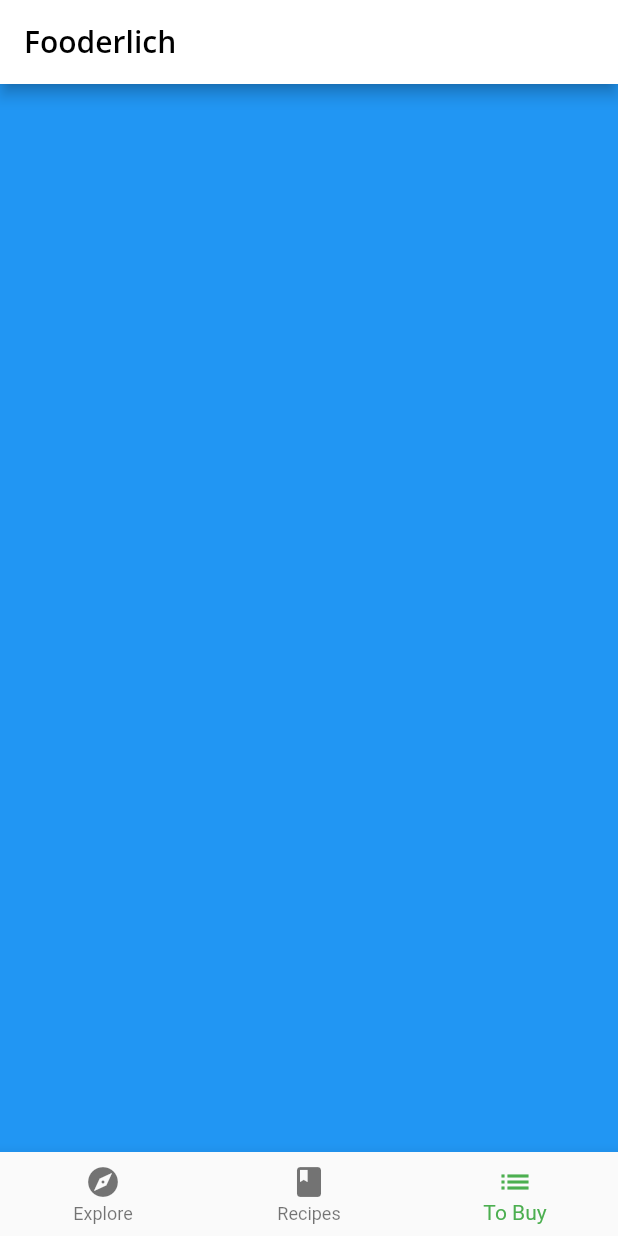
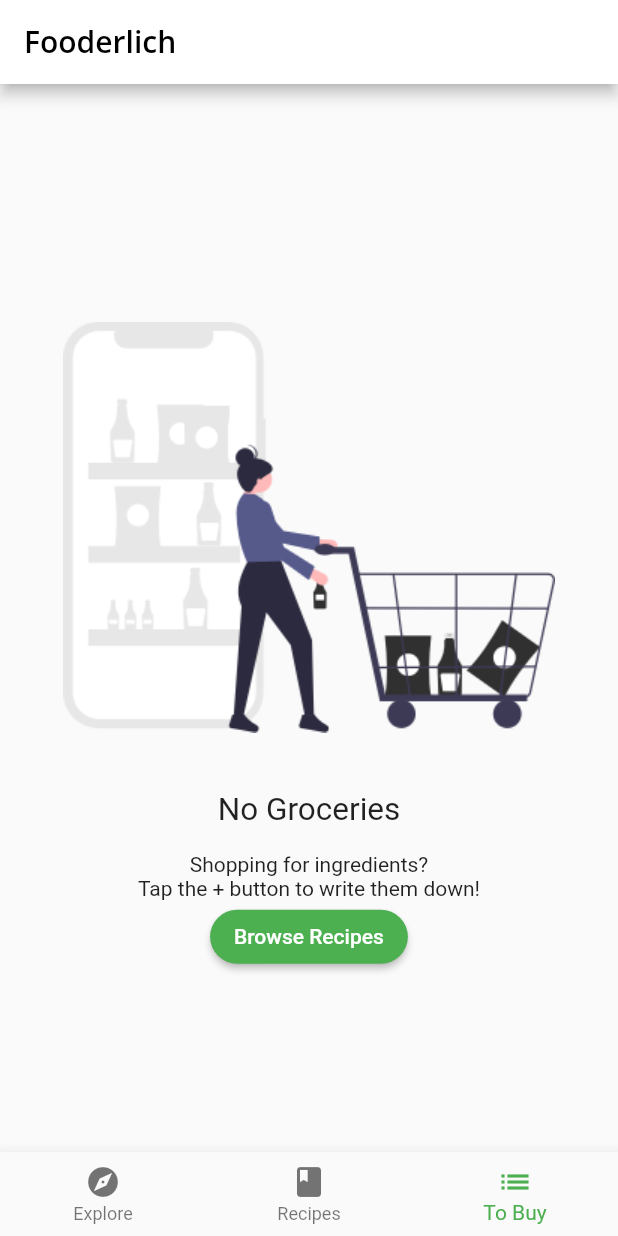
Before and after one commit to xsadra/Flutter-Apprentice, a Flutter app: the screen it shows after launch, item 3 of the bottom bar chosen, on a phone screen of 412 x 824 dp. Run offline on Flutter 3.47's test engine with Material 2 defaults, Android fonts, the phone set to English and light mode, and no system bars; our stand-ins replace google_fonts.

Commit message:
II-6.5-Switching tabs

```diff
--- a/fooderlich/lib/api/mock_fooderlich_service.dart
+++ b/fooderlich/lib/api/mock_fooderlich_service.dart
@@ -17,7 +17,7 @@
   // Get sample explore recipes json to display in ui
   Future<List<ExploreRecipe>> _getTodayRecipes() async {
     // Simulate api request wait time
-    await Future.delayed(const Duration(milliseconds: 1000));
+    await Future.delayed(const Duration(milliseconds: 500));
     // Load json from file system
     final dataString =
         await _loadAsset('assets/sample_data/sample_explore_recipes.json');
@@ -39,7 +39,7 @@
   // Get the sample friend json posts to display in ui
   Future<List<Post>> _getFriendFeed() async {
     // Simulate api request wait time
-    await Future.delayed(const Duration(milliseconds: 1000));
+    await Future.delayed(const Duration(milliseconds: 500));
     // Load json from file system
     final dataString =
         await _loadAsset('assets/sample_data/sample_friends_feed.json');
@@ -61,7 +61,7 @@
   // Get the sample recipe json to display in ui
   Future<List<SimpleRecipe>> getRecipes() async {
     // Simulate api request wait time
-    await Future.delayed(const Duration(milliseconds: 1000));
+    await Future.delayed(const Duration(milliseconds: 500));
     // Load json from file system
     final dataString =
         await _loadAsset('assets/sample_data/sample_recipes.json');
--- a/fooderlich/lib/home.dart
+++ b/fooderlich/lib/home.dart
@@ -1,6 +1,7 @@
 import 'package:flutter/material.dart';
 
 import 'screens/explore_screen.dart';
+import 'screens/grocery_screen.dart';
 import 'screens/recipes_screen.dart';
 
 class Home extends StatefulWidget {
@@ -16,8 +17,7 @@
   static List<Widget> pages = <Widget>[
     ExploreScreen(),
     RecipesScreen(),
-    // TODO 1: Replace with grocery screen
-    Container(color: Colors.blue),
+    const GroceryScreen(),
   ];
 
   void _onItemTapped(int index) {
--- a/fooderlich/lib/main.dart
+++ b/fooderlich/lib/main.dart
@@ -14,6 +14,7 @@
   Widget build(BuildContext context) {
     final theme = FooderlichTheme.light();
     return MaterialApp(
+      debugShowCheckedModeBanner: false,
       theme: theme,
       title: 'Fooderlich',
       // TODO 8: Replace this with MultiProvider
--- a/fooderlich/lib/models/models.dart
+++ b/fooderlich/lib/models/models.dart
@@ -1,4 +1,6 @@
+export 'explore_data.dart';
 export 'explore_recipe.dart';
+export 'grocery_item.dart';
 export 'post.dart';
 export 'simple_recipe.dart';
-export 'explore_data.dart';
+export 'tab_manager.dart';
--- /dev/null
+++ b/fooderlich/lib/screens/empty_grocery_screen.dart
@@ -0,0 +1,52 @@
+import 'package:flutter/material.dart';
+
+class EmptyGroceryScreen extends StatelessWidget {
+  const EmptyGroceryScreen({Key? key}) : super(key: key);
+
+  @override
+  Widget build(BuildContext context) {
+    // TODO 3: Replace and add layout widgets
+    // 1
+    return Padding(
+      padding: const EdgeInsets.all(30.0),
+      // 2
+      child: Center(
+        // 3
+        child: Column(
+          mainAxisAlignment: MainAxisAlignment.center,
+          children: [
+            // 1
+            Flexible(
+              // 2
+              child: AspectRatio(
+                aspectRatio: 1 / 1,
+                child: Image.asset('assets/fooderlich_assets/empty_list.png'),
+              ),
+            ),
+            const Text(
+              'No Groceries',
+              style: TextStyle(fontSize: 21.0),
+            ),
+            const SizedBox(height: 16.0),
+            const Text(
+              'Shopping for ingredients?\n'
+              'Tap the + button to write them down!',
+              textAlign: TextAlign.center,
+            ),
+            MaterialButton(
+              textColor: Colors.white,
+              child: const Text('Browse Recipes'),
+              shape: RoundedRectangleBorder(
+                borderRadius: BorderRadius.circular(30.0),
+              ),
+              color: Colors.green,
+              onPressed: () {
+                // TODO 8: Go to Recipes Tab
+              },
+            ),
+          ],
+        ),
+      ),
+    );
+  }
+}
--- /dev/null
+++ b/fooderlich/lib/screens/grocery_screen.dart
@@ -0,0 +1,14 @@
+import 'package:flutter/material.dart';
+
+import 'empty_grocery_screen.dart';
+
+class GroceryScreen extends StatelessWidget {
+  const GroceryScreen({Key? key}) : super(key: key);
+
+  @override
+  Widget build(BuildContext context) {
+    // TODO 4: Add a scaffold widget
+    return const EmptyGroceryScreen();
+  }
+// TODO: Add buildGroceryScreen
+}
--- a/fooderlich/pubspec.yaml
+++ b/fooderlich/pubspec.yaml
@@ -10,6 +10,8 @@
   flutter:
     sdk: flutter
   google_fonts: ^2.1.0
+  provider: ^6.0.1
+
 
 dev_dependencies:
   flutter_test:
```
Also changed, not shown: fooderlich/lib/models/grocery_item.dart (added, +47 -0 lines), fooderlich/lib/models/tab_manager.dart (added, +15 -0 lines).
